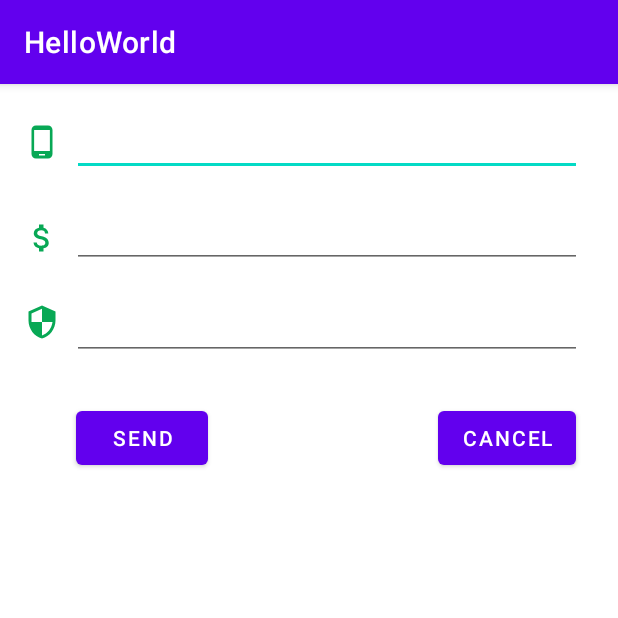
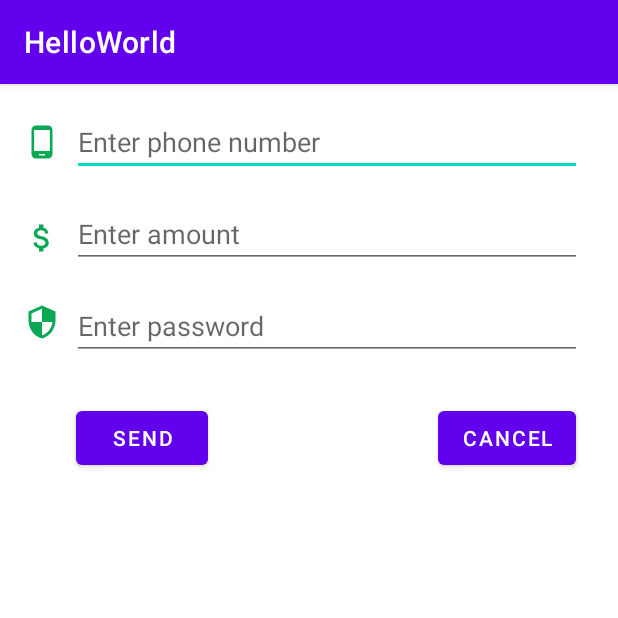
Before and after one commit to BrendaMurugi/HelloWorldApp, an Android app: the SendMoney screen opened directly, with no data from a screen before it, on a phone screen of 412 x 824 dp, the top half of it. Run offline under Robolectric (Android 15) with nearby library versions, the phone set to English and light mode, and no system bars.

Commit message:
Added hint

```diff
--- a/app/src/main/res/layout/activity_send_money.xml
+++ b/app/src/main/res/layout/activity_send_money.xml
@@ -25,6 +25,7 @@
         android:layout_marginTop="16dp"
         android:layout_marginEnd="24dp"
         android:ems="10"
+        android:hint="Enter phone number"
         android:inputType="phone"
         app:layout_constraintEnd_toEndOf="parent"
         app:layout_constraintHorizontal_bias="1.0"
@@ -50,6 +51,7 @@
         android:layout_marginTop="16dp"
         android:layout_marginEnd="24dp"
         android:ems="10"
+        android:hint="Enter amount"
         android:inputType="number"
         app:layout_constraintEnd_toEndOf="parent"
         app:layout_constraintStart_toEndOf="@+id/imgMoney"
@@ -73,6 +75,7 @@
         android:layout_marginTop="16dp"
         android:layout_marginEnd="24dp"
         android:ems="10"
+        android:hint="Enter password"
         android:inputType="textPassword"
         app:layout_constraintEnd_toEndOf="parent"
         app:layout_constraintStart_toEndOf="@+id/imgPassword"
```
